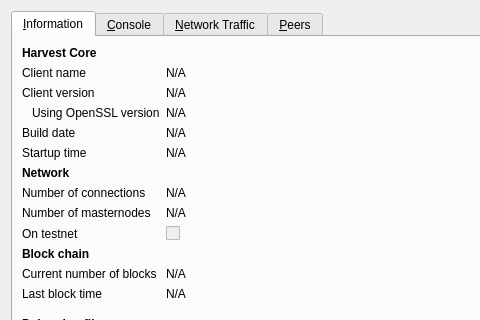
Old version of the form src/qt/forms/rpcconsole.ui in the repository scryclip/havecoin; both pictures show x 0 to 480 and y 0 to 320 of the 740 by 450 pixel window.
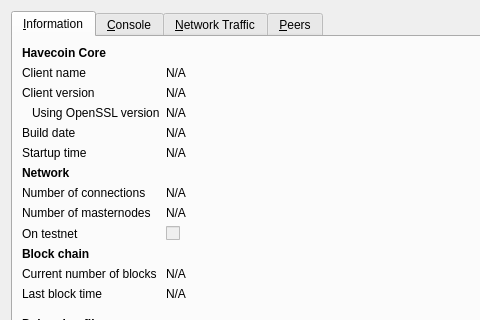
New version of the form. The open tabs and pages were chosen to show the change. Icons and pictures are not drawn. Custom widgets are drawn as their Qt base class.

Commit message: havecoin namechange and small fixes

What changed in the file:
```diff
--- a/src/qt/forms/rpcconsole.ui
+++ b/src/qt/forms/rpcconsole.ui
@@ -33,7 +33,7 @@
           </font>
          </property>
          <property name="text">
-          <string>Harvest Core</string>
+          <string>Havecoin Core</string>
          </property>
         </widget>
        </item>
```
Left out of the diff: 6 changed lines with no effect on the pictures. The commit also changes 172 other files.
